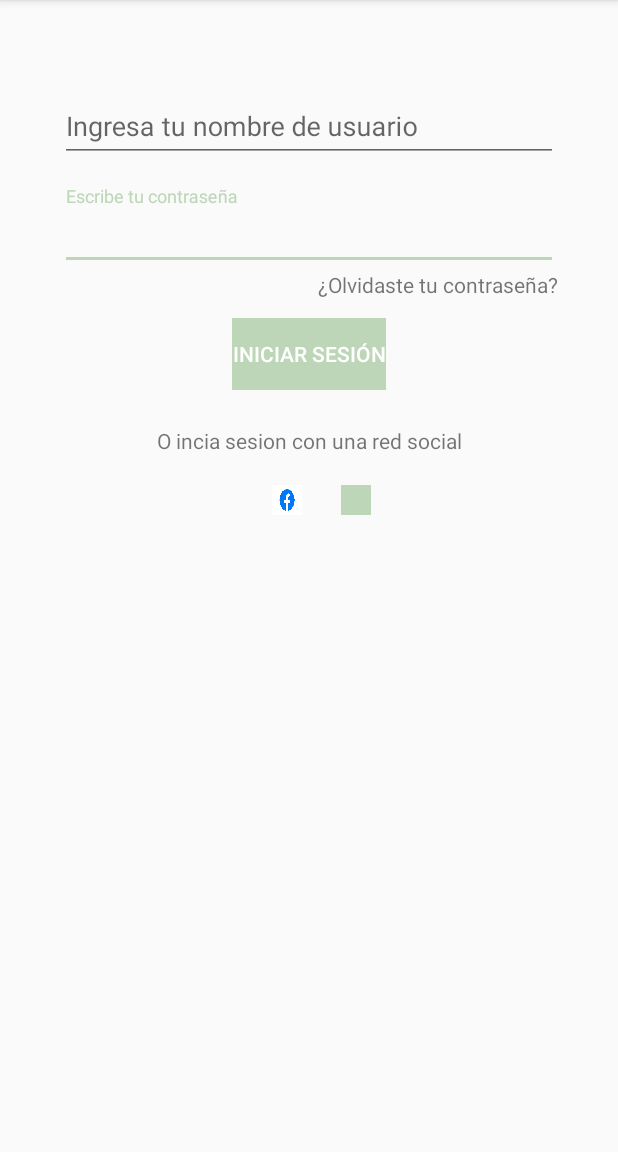
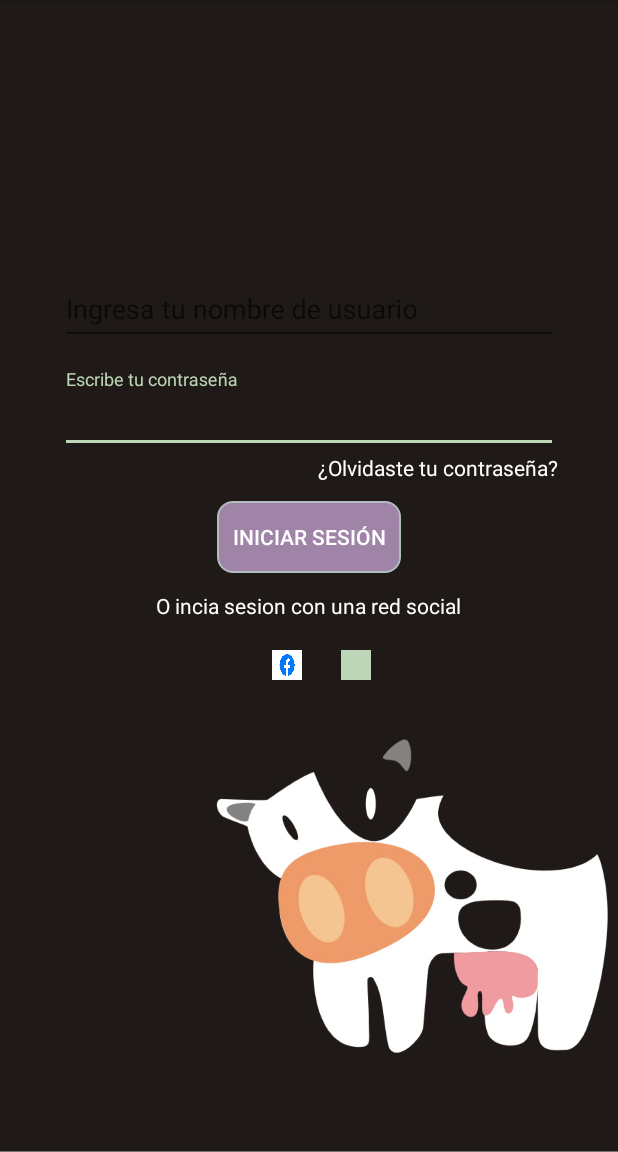
Before and after one commit to JSilvaH/ImpecusApp-deprecated-, an Android app: the screen it shows after launch (LoginActivity), on a phone screen of 412 x 824 dp, the part 84-1236 px from its top. Run offline under Robolectric (Android 15) with nearby library versions, the phone set to English and light mode, and no system bars.

Commit message:
Images for background was added the login button change of color and shape values in the strings file was translated to english

```diff
--- a/app/src/main/res/drawable/btn_login_background.xml
+++ b/app/src/main/res/drawable/btn_login_background.xml
@@ -1,9 +1,7 @@
 <?xml version="1.0" encoding="utf-8"?>
 <shape xmlns:android="http://schemas.android.com/apk/res/android">
-    <solid android:color="@color/cardview_dark_background"/>
-        <stroke android:width="1dp" android:color="#B1BCBE" />
-        <corners android:radius="10dp"/>
-        <padding android:left="10dp" android:top="0dp" android:right="10dp" android:bottom="0dp" />
-
-
+    <solid android:color="@color/btn_login"/>
+    <stroke android:width="1dp" android:color="#B1BCBE" />
+    <corners android:radius="10dp"/>
+    <padding android:left="10dp" android:top="0dp" android:right="10dp" android:bottom="0dp" />
 </shape>
--- a/app/src/main/res/layout/activity_login.xml
+++ b/app/src/main/res/layout/activity_login.xml
@@ -9,7 +9,8 @@
     android:paddingTop="@dimen/activity_vertical_margin"
     android:paddingRight="@dimen/activity_horizontal_margin"
     android:paddingBottom="@dimen/activity_vertical_margin"
-    tools:context=".ui.login.LoginActivity">
+    tools:context=".ui.login.LoginActivity"
+    android:background="@drawable/background_mobile_alterno">
 
     <Button
         android:id="@+id/login"
@@ -17,7 +18,7 @@
         android:layout_height="wrap_content"
         android:layout_gravity="start"
         android:layout_marginTop="32dp"
-        android:background="@color/colorAccent"
+        android:background="@drawable/btn_login_background"
         android:enabled="false"
         android:text="@string/log_in"
         android:textColor="@color/white"
@@ -60,17 +61,21 @@
         android:layout_width="0dp"
         android:layout_height="wrap_content"
         android:layout_marginStart="24dp"
-        android:layout_marginTop="36dp"
+        android:layout_marginTop="28dp"
         android:layout_marginEnd="24dp"
+        app:layout_constraintBottom_toBottomOf="parent"
         app:layout_constraintEnd_toEndOf="parent"
-        app:layout_constraintHorizontal_bias="0.218"
+        app:layout_constraintHorizontal_bias="0.0"
         app:layout_constraintStart_toStartOf="parent"
-        app:layout_constraintTop_toTopOf="parent">
+        app:layout_constraintTop_toTopOf="parent"
+        app:layout_constraintVertical_bias="0.199">
 
         <com.google.android.material.textfield.TextInputEditText
             android:layout_width="match_parent"
             android:layout_height="wrap_content"
-            android:hint="@string/hint_user" />
+            android:hint="@string/hint_user"
+            android:textColor="@color/white"
+            android:textColorHint="@color/white"/>
     </com.google.android.material.textfield.TextInputLayout>
 
     <TextView
@@ -79,6 +84,7 @@
         android:layout_height="wrap_content"
         android:layout_marginEnd="24dp"
         android:text="@string/edtForgotPassword"
+        android:textColor="@color/white"
         app:layout_constraintEnd_toEndOf="parent"
         app:layout_constraintTop_toBottomOf="@+id/txtInputPassword" />
 
@@ -86,10 +92,11 @@
         android:id="@+id/edtRegister"
         android:layout_width="wrap_content"
         android:layout_height="wrap_content"
-        android:layout_marginTop="24dp"
-
+        android:layout_marginTop="12dp"
         android:text="@string/register"
+        android:textColor="@color/white"
         app:layout_constraintEnd_toEndOf="@+id/login"
+        app:layout_constraintHorizontal_bias="0.505"
         app:layout_constraintStart_toStartOf="@+id/login"
         app:layout_constraintTop_toBottomOf="@+id/login" />
 
--- a/app/src/main/res/values/colors.xml
+++ b/app/src/main/res/values/colors.xml
@@ -5,4 +5,5 @@
     <color name="colorAccent">#BCD6B7</color>
     <color name="white">#FFF</color>
     <color name="btn_singup">#a084a8</color>
+    <color name="btn_login">#a084a8</color>
 </resources>
```
Also changed, not shown: app/src/main/res/drawable/background_mobile.jpg (added), app/src/main/res/drawable/background_mobile_alterno.jpg (added), 1 other file.
